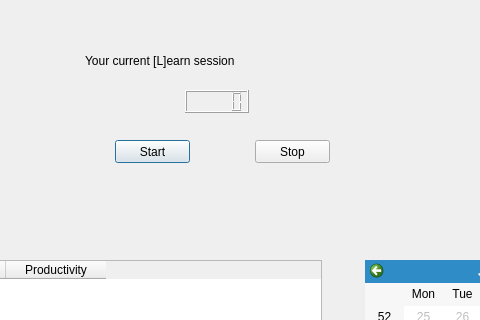
The window that UserInterface.ui (Software-Engineering-DHBW/-L-earn) describes before a commit, drawn with Qt 5; both pictures show x 255 to 735 and y 0 to 320 of the 982 by 707 pixel window.
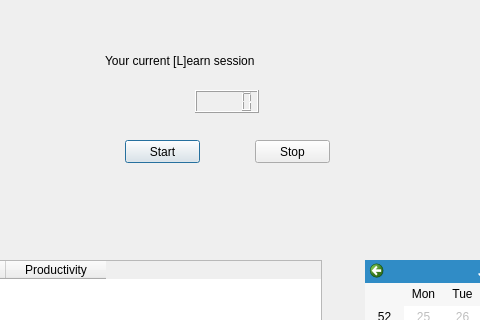
The same window after the commit.

Commit message: added more comments, deletet button print

```diff
--- a/UserInterface.ui
+++ b/UserInterface.ui
@@ -32,7 +32,7 @@
   <widget class="QPushButton" name="pushButton">
    <property name="geometry">
     <rect>
-     <x>370</x>
+     <x>380</x>
      <y>140</y>
      <width>75</width>
      <height>23</height>
@@ -58,7 +58,7 @@
   <widget class="QLabel" name="label">
    <property name="geometry">
     <rect>
-     <x>340</x>
+     <x>360</x>
      <y>40</y>
      <width>291</width>
      <height>41</height>
@@ -89,7 +89,7 @@
   <widget class="QLCDNumber" name="lcdNumber">
    <property name="geometry">
     <rect>
-     <x>440</x>
+     <x>450</x>
      <y>90</y>
      <width>64</width>
      <height>23</height>
```
The commit also changes 1 other file.
